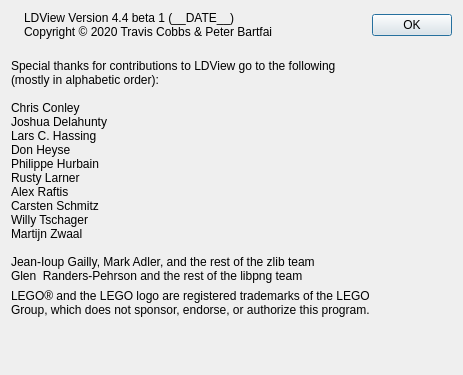
Before: the Qt Designer form QT/AboutPanel.ui in trevorsandy/ldview, drawn with Qt 5.
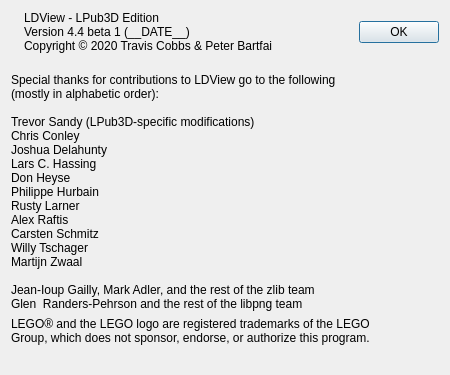
After: the same form once the commit is applied. Icons and pictures are not drawn.

Commit message: Add LPub3D Edition to qmake_build

Diff of the .ui file:
```diff
--- a/QT/AboutPanel.ui
+++ b/QT/AboutPanel.ui
@@ -8,14 +8,12 @@
       <rect>
         <x>0</x>
         <y>0</y>
-        <width>463</width>
+    <width>450</width>
         <height>375</height>
       </rect>
     </property>
     <property name="sizePolicy">
-      <sizepolicy>
-        <hsizetype>0</hsizetype>
-        <vsizetype>0</vsizetype>
+   <sizepolicy hsizetype="Fixed" vsizetype="Fixed">
         <horstretch>0</horstretch>
         <verstretch>0</verstretch>
       </sizepolicy>
@@ -53,9 +51,7 @@
               <item>
                 <widget class="QLabel" name="PixmapLabel1">
                   <property name="sizePolicy">
-                    <sizepolicy>
-                      <hsizetype>0</hsizetype>
-                      <vsizetype>0</vsizetype>
+          <sizepolicy hsizetype="Fixed" vsizetype="Fixed">
                       <horstretch>0</horstretch>
                       <verstretch>0</verstretch>
                     </sizepolicy>
@@ -74,22 +70,21 @@
               <item>
                 <widget class="QLabel" name="VersionLabel">
                   <property name="sizePolicy">
-                    <sizepolicy>
-                      <hsizetype>5</hsizetype>
-                      <vsizetype>5</vsizetype>
+          <sizepolicy hsizetype="Preferred" vsizetype="Preferred">
                       <horstretch>0</horstretch>
                       <verstretch>0</verstretch>
                     </sizepolicy>
                   </property>
                   <property name="text">
-                    <string>LDView Version 4.4 beta 1 (__DATE__)
+          <string>LDView - LPub3D Edition 
+Version 4.4 beta 1 (__DATE__)
 Copyright © 2020 Travis Cobbs &amp; Peter Bartfai</string>
                   </property>
                   <property name="textFormat">
                     <enum>Qt::PlainText</enum>
                   </property>
                   <property name="alignment">
-                    <set>Qt::AlignTop|Qt::AlignLeft</set>
+          <set>Qt::AlignLeading|Qt::AlignLeft|Qt::AlignTop</set>
                   </property>
                   <property name="wordWrap">
                     <bool>false</bool>
@@ -127,9 +122,7 @@
           <item>
             <widget class="QLabel" name="TextLabel2">
               <property name="sizePolicy">
-                <sizepolicy>
-                  <hsizetype>4</hsizetype>
-                  <vsizetype>4</vsizetype>
+        <sizepolicy hsizetype="Maximum" vsizetype="Maximum">
                   <horstretch>0</horstretch>
                   <verstretch>0</verstretch>
                 </sizepolicy>
@@ -139,6 +132,7 @@
 Special thanks for contributions to LDView go to the following
 (mostly in alphabetic order):
 
+Trevor Sandy (LPub3D-specific modifications)
 Chris Conley
 Joshua Delahunty
 Lars C. Hassing
@@ -157,7 +151,7 @@
                 <enum>Qt::PlainText</enum>
               </property>
               <property name="alignment">
-                <set>Qt::AlignTop|Qt::AlignLeft</set>
+        <set>Qt::AlignLeading|Qt::AlignLeft|Qt::AlignTop</set>
               </property>
               <property name="wordWrap">
                 <bool>false</bool>
@@ -167,9 +161,7 @@
           <item>
               <widget class="QLabel" name="TextLabel3">
                 <property name="sizePolicy">
-                  <sizepolicy>
-                    <hsizetype>4</hsizetype>
-                    <vsizetype>4</vsizetype>
+        <sizepolicy hsizetype="Maximum" vsizetype="Maximum">
                     <horstretch>0</horstretch>
                     <verstretch>0</verstretch>
                   </sizepolicy>
@@ -182,7 +174,7 @@
                   <enum>Qt::PlainText</enum>
                 </property>
                 <property name="alignment">
-                  <set>Qt::AlignTop|Qt::AlignLeft</set>
+        <set>Qt::AlignLeading|Qt::AlignLeft|Qt::AlignTop</set>
                 </property>
                 <property name="wordWrap">
                   <bool>false</bool>
```
Left out of the diff: 97 changed lines with no effect on the pictures. Lines whose indentation alone changed are shown as unchanged. The commit also changes 6 other files.
